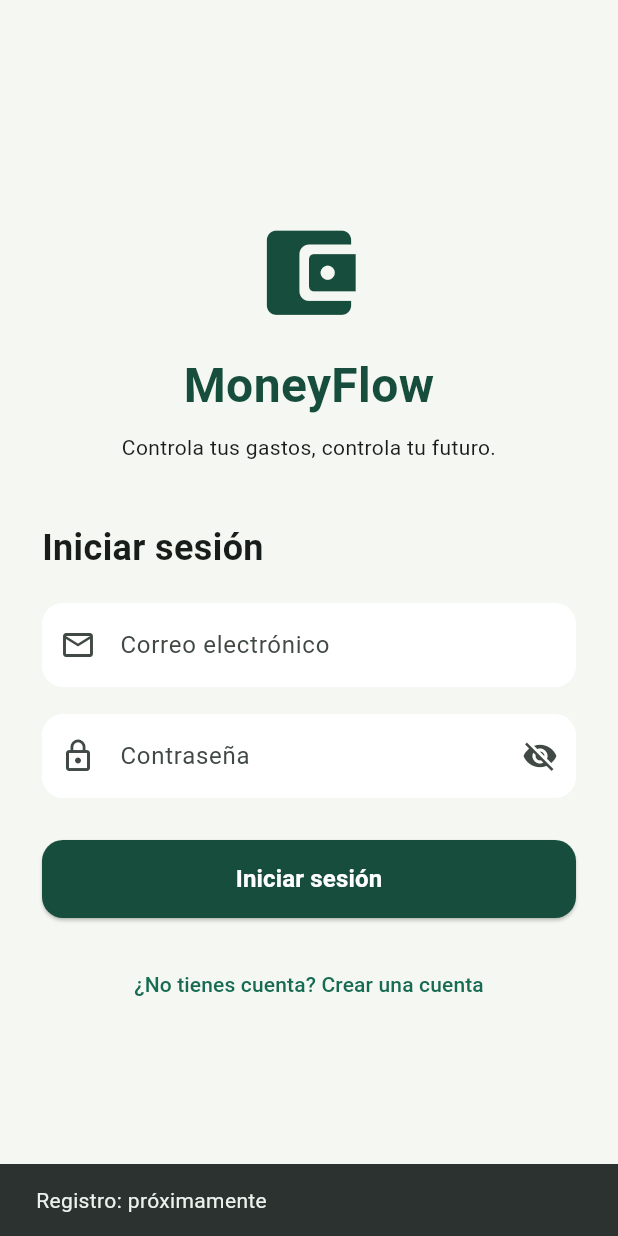
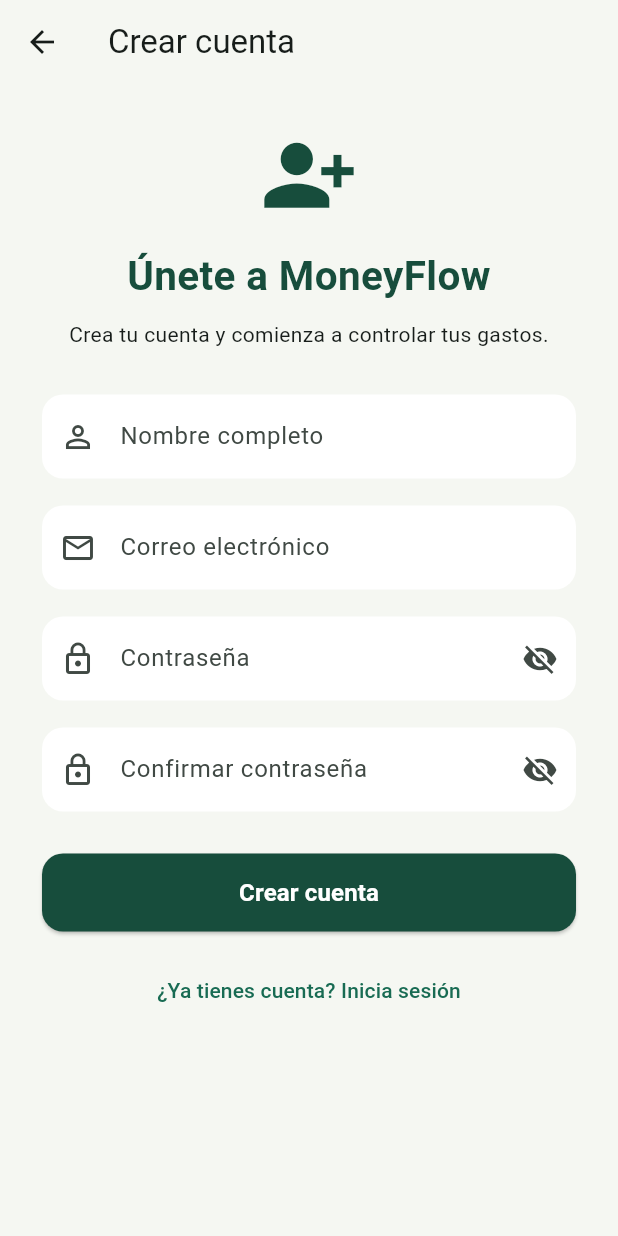
Before and after one commit to EliBM07/MoneyFlow, a Flutter app: the screen it shows after launch, after a tap on "¿No tienes cuenta? Crear una cuenta", on a phone screen of 412 x 824 dp. Run offline on Flutter 3.47's test engine with Material 3 defaults, Android fonts, the phone set to English and light mode, and no system bars.

Commit message:
feat: add user registration screen and navigation

```diff
--- a/lib/presentation/screens/login/login_screen.dart
+++ b/lib/presentation/screens/login/login_screen.dart
@@ -1,4 +1,4 @@
-
+import '../register/register_screen.dart';
 import 'package:flutter/material.dart';
 import '../../../core/theme/app_theme.dart';
 
@@ -173,15 +173,13 @@ class _LoginScreenState extends State<LoginScreen> {
 
                   TextButton(
                     onPressed: () {
-                      ScaffoldMessenger.of(context).showSnackBar(
-                        const SnackBar(
-                          content: Text(
-                            'Registro: próximamente',
-                          ),
+                      Navigator.push(
+                        context,
+                        MaterialPageRoute(
+                          builder: (context) => const RegisterScreen(),
                         ),
                       );
-                    },
-                    child: const Text(
+                    },                    child: const Text(
                       '¿No tienes cuenta? Crear una cuenta',
                     ),
                   ),
--- /dev/null
+++ b/lib/presentation/screens/register/register_screen.dart
@@ -0,0 +1,238 @@
+
+import 'package:flutter/material.dart';
+import '../../../core/theme/app_theme.dart';
+
+class RegisterScreen extends StatefulWidget {
+  const RegisterScreen({super.key});
+
+  @override
+  State<RegisterScreen> createState() => _RegisterScreenState();
+}
+
+class _RegisterScreenState extends State<RegisterScreen> {
+  final _formKey = GlobalKey<FormState>();
+
+  final nameController = TextEditingController();
+  final emailController = TextEditingController();
+  final passwordController = TextEditingController();
+  final confirmPasswordController = TextEditingController();
+
+  bool obscurePassword = true;
+  bool obscureConfirmPassword = true;
+
+  @override
+  void dispose() {
+    nameController.dispose();
+    emailController.dispose();
+    passwordController.dispose();
+    confirmPasswordController.dispose();
+    super.dispose();
+  }
+
+  void register() {
+    if (_formKey.currentState!.validate()) {
+      ScaffoldMessenger.of(context).showSnackBar(
+        const SnackBar(
+          content: Text('Formulario de registro validado'),
+        ),
+      );
+    }
+  }
+
+  @override
+  Widget build(BuildContext context) {
+    return Scaffold(
+      appBar: AppBar(
+        backgroundColor: AppTheme.background,
+        title: const Text('Crear cuenta'),
+      ),
+      body: SafeArea(
+        child: SingleChildScrollView(
+          padding: const EdgeInsets.all(28),
+          child: Form(
+            key: _formKey,
+            child: Column(
+              crossAxisAlignment: CrossAxisAlignment.stretch,
+              children: [
+                const Icon(
+                  Icons.person_add_alt_1,
+                  size: 65,
+                  color: AppTheme.primary,
+                ),
+
+                const SizedBox(height: 15),
+
+                const Text(
+                  'Únete a MoneyFlow',
+                  textAlign: TextAlign.center,
+                  style: TextStyle(
+                    fontSize: 27,
+                    fontWeight: FontWeight.bold,
+                    color: AppTheme.primary,
+                  ),
+                ),
+
+                const SizedBox(height: 10),
+
+                const Text(
+                  'Crea tu cuenta y comienza a controlar tus gastos.',
+                  textAlign: TextAlign.center,
+                ),
+
+                const SizedBox(height: 30),
+
+                TextFormField(
+                  controller: nameController,
+                  decoration: const InputDecoration(
+                    labelText: 'Nombre completo',
+                    prefixIcon: Icon(Icons.person_outline),
+                  ),
+                  validator: (value) {
+                    if (value == null || value.trim().isEmpty) {
+                      return 'Ingresa tu nombre';
+                    }
+
+                    if (value.trim().length < 3) {
+                      return 'El nombre debe tener al menos 3 caracteres';
+                    }
+
+                    return null;
+                  },
+                ),
+
+                const SizedBox(height: 18),
+
+                TextFormField(
+                  controller: emailController,
+                  keyboardType: TextInputType.emailAddress,
+                  decoration: const InputDecoration(
+                    labelText: 'Correo electrónico',
+                    prefixIcon: Icon(Icons.email_outlined),
+                  ),
+                  validator: (value) {
+                    if (value == null || value.trim().isEmpty) {
+                      return 'Ingresa tu correo electrónico';
+                    }
+
+                    final emailRegex = RegExp(
+                      r'^[^@\s]+@[^@\s]+\.[^@\s]+$',
+                    );
+
+                    if (!emailRegex.hasMatch(value.trim())) {
+                      return 'Ingresa un correo válido';
+                    }
+
+                    return null;
+                  },
+                ),
+
+                const SizedBox(height: 18),
+
+                TextFormField(
+                  controller: passwordController,
+                  obscureText: obscurePassword,
+                  decoration: InputDecoration(
+                    labelText: 'Contraseña',
+                    prefixIcon: const Icon(Icons.lock_outline),
+                    suffixIcon: IconButton(
+                      icon: Icon(
+                        obscurePassword
+                            ? Icons.visibility_off
+                            : Icons.visibility,
+                      ),
+                      onPressed: () {
+                        setState(() {
+                          obscurePassword = !obscurePassword;
+                        });
+                      },
+                    ),
+                  ),
+                  validator: (value) {
+                    if (value == null || value.isEmpty) {
+                      return 'Ingresa una contraseña';
+                    }
+
+                    if (value.length < 8) {
+                      return 'Utiliza al menos 8 caracteres';
+                    }
+
+                    return null;
+                  },
+                ),
+
+                const SizedBox(height: 18),
+
+                TextFormField(
+                  controller: confirmPasswordController,
+                  obscureText: obscureConfirmPassword,
+                  decoration: InputDecoration(
+                    labelText: 'Confirmar contraseña',
+                    prefixIcon: const Icon(Icons.lock_outline),
+                    suffixIcon: IconButton(
+                      icon: Icon(
+                        obscureConfirmPassword
+                            ? Icons.visibility_off
+                            : Icons.visibility,
+                      ),
+                      onPressed: () {
+                        setState(() {
+                          obscureConfirmPassword =
+                          !obscureConfirmPassword;
+                        });
+                      },
+                    ),
+                  ),
+                  validator: (value) {
+                    if (value == null || value.isEmpty) {
+                      return 'Confirma tu contraseña';
+                    }
+
+                    if (value != passwordController.text) {
+                      return 'Las contraseñas no coinciden';
+                    }
+
+                    return null;
+                  },
+                ),
+
+                const SizedBox(height: 28),
+
+                SizedBox(
+                  height: 52,
+                  child: ElevatedButton(
+                    onPressed: register,
+                    style: ElevatedButton.styleFrom(
+                      backgroundColor: AppTheme.primary,
+                      foregroundColor: Colors.white,
+                      shape: RoundedRectangleBorder(
+                        borderRadius: BorderRadius.circular(14),
+                      ),
+                    ),
+                    child: const Text(
+                      'Crear cuenta',
+                      style: TextStyle(
+                        fontSize: 16,
+                        fontWeight: FontWeight.bold,
+                      ),
+                    ),
+                  ),
+                ),
+
+                const SizedBox(height: 15),
+
+                TextButton(
+                  onPressed: () {
+                    Navigator.pop(context);
+                  },
+                  child: const Text(
+                    '¿Ya tienes cuenta? Inicia sesión',
+                  ),
+                ),
+              ],
+            ),
+          ),
+        ),
+      ),
+    );
+  }
+}
```
